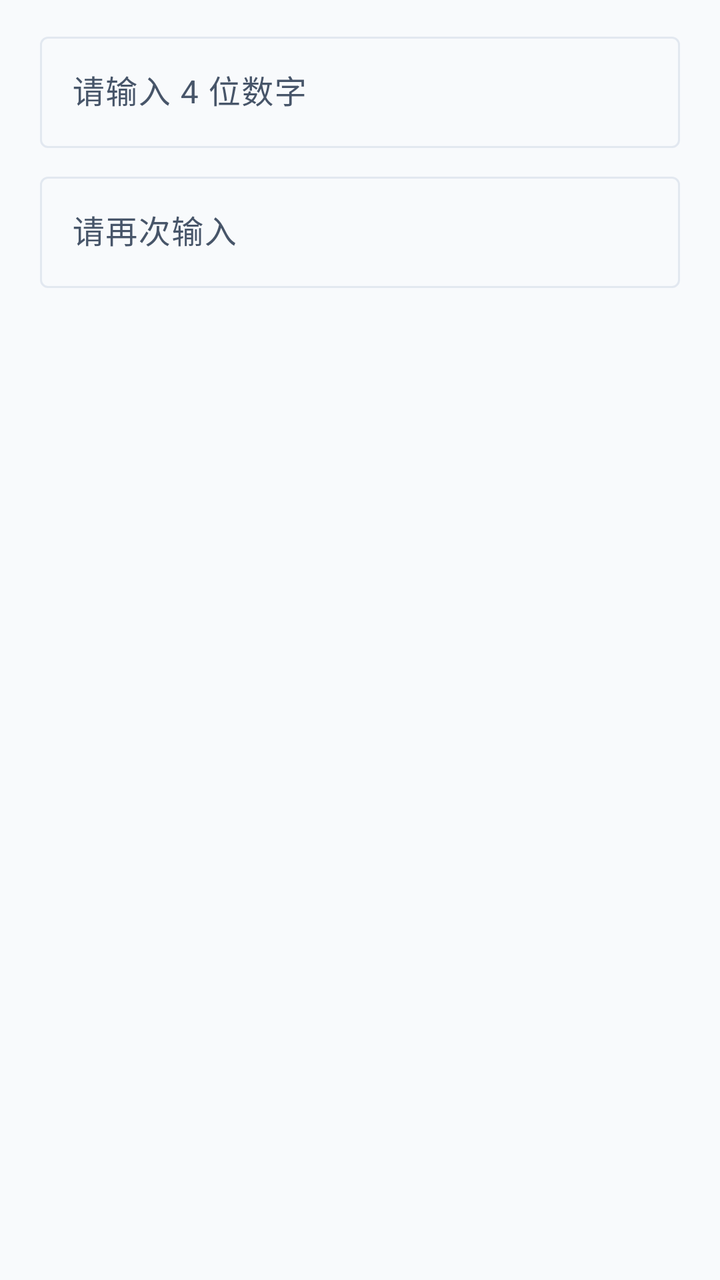
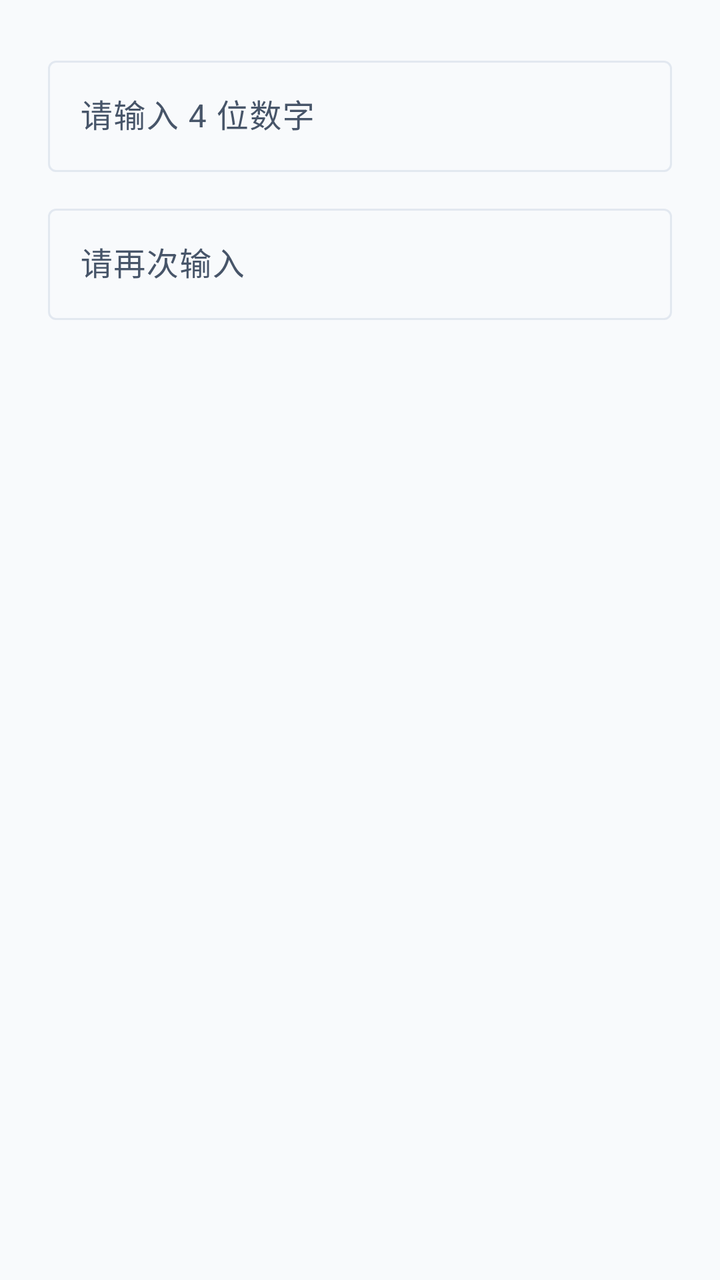

Two renders of the same Android screen: before a commit and after it. Below are the layout's source before the change and the commit's diff.
<!-- AndroidManifest.xml: application theme Theme.SecureDroid -->
<!-- res/layout/dialog_set_pin.xml -->
<?xml version="1.0" encoding="utf-8"?>
<LinearLayout xmlns:android="http://schemas.android.com/apk/res/android"
    android:layout_width="match_parent"
    android:layout_height="wrap_content"
    android:orientation="vertical"
    android:paddingHorizontal="20dp"
    android:paddingTop="12dp">

    <com.google.android.material.textfield.TextInputLayout
        android:layout_width="match_parent"
        android:layout_height="wrap_content"
        android:hint="@string/lock_pin_hint">

        <com.google.android.material.textfield.TextInputEditText
            android:id="@+id/etPin"
            android:layout_width="match_parent"
            android:layout_height="wrap_content"
            android:inputType="numberPassword"
            android:maxLength="4" />
    </com.google.android.material.textfield.TextInputLayout>

    <com.google.android.material.textfield.TextInputLayout
        android:layout_width="match_parent"
        android:layout_height="wrap_content"
        android:layout_marginTop="8dp"
        android:hint="@string/lock_pin_confirm_hint">

        <com.google.android.material.textfield.TextInputEditText
            android:id="@+id/etPinConfirm"
            android:layout_width="match_parent"
            android:layout_height="wrap_content"
            android:inputType="numberPassword"
            android:maxLength="4" />
    </com.google.android.material.textfield.TextInputLayout>
</LinearLayout>
<!-- resources referenced by this layout -->
<resources>
  <string name="lock_pin_confirm_hint">请再次输入</string>
  <string name="lock_pin_hint">请输入 4 位数字</string>
  <color name="c_primary">#0F172A</color>
  <color name="c_on_primary">#FFFFFF</color>
  <color name="c_accent">#0369A1</color>
  <color name="c_on_accent">#FFFFFF</color>
  <color name="c_background">#F8FAFC</color>
  <color name="c_card">#FFFFFF</color>
  <color name="c_foreground">#020617</color>
  <color name="c_muted">#E8ECF1</color>
  <color name="c_muted_foreground">#475569</color>
  <color name="c_border">#E2E8F0</color>
  <color name="c_destructive">#DC2626</color>
  <color name="c_on_destructive">#FFFFFF</color>
  <!-- drawable bg_fluid (drawable) -->
  <?xml version="1.0" encoding="utf-8"?>
  <shape xmlns:android="http://schemas.android.com/apk/res/android" android:shape="rectangle">
      <solid android:color="@color/c_background" />
  </shape>
  <style name="Widget.SecureDroid.Card" parent="Widget.Material3.CardView.Elevated">
          <item name="cardBackgroundColor">@color/c_card</item>
          <item name="cardCornerRadius">@dimen/sd_radius_card</item>
          <item name="cardElevation">0dp</item>
          <item name="strokeWidth">@dimen/sd_hairline_width</item>
          <item name="strokeColor">@color/c_border</item>
          <item name="rippleColor">@color/c_muted</item>
      </style>
  <style name="Widget.SecureDroid.Button" parent="Widget.Material3.Button">
          <item name="android:minHeight">@dimen/sd_btn_height</item>
          <item name="android:textSize">16sp</item>
          <item name="android:textStyle">bold</item>
          <item name="android:textAllCaps">false</item>
          <item name="android:letterSpacing">0</item>
          <item name="cornerRadius">@dimen/sd_radius_inner</item>
          <item name="backgroundTint">@color/c_primary</item>
          <item name="android:textColor">@color/c_on_primary</item>
          <item name="iconTint">@color/c_on_primary</item>
          <item name="iconPadding">@dimen/sd_space_2</item>
      </style>
  <style name="TextAppearance.SecureDroid.Title" parent="TextAppearance.Material3.HeadlineMedium">
          <item name="android:textSize">26sp</item>
          <item name="android:textStyle">bold</item>
          <item name="android:letterSpacing">-0.01</item>
      </style>
  <style name="TextAppearance.SecureDroid.Headline" parent="TextAppearance.Material3.TitleMedium">
          <item name="android:textSize">20sp</item>
          <item name="android:textStyle">bold</item>
      </style>
  <style name="TextAppearance.SecureDroid.Section" parent="TextAppearance.Material3.LabelSmall">
          <item name="android:textSize">12sp</item>
          <item name="android:textStyle">bold</item>
          <item name="android:letterSpacing">0.08</item>
          <item name="android:textAllCaps">true</item>
      </style>
  <style name="TextAppearance.SecureDroid.Body" parent="TextAppearance.Material3.BodyMedium">
          <item name="android:textSize">16sp</item>
          <item name="android:lineSpacingExtra">8dp</item>
      </style>
  <style name="TextAppearance.SecureDroid.Label" parent="TextAppearance.Material3.BodySmall">
          <item name="android:textSize">14sp</item>
          <item name="android:lineSpacingExtra">4dp</item>
      </style>
  <style name="ShapeAppearance.SecureDroid.Card" parent="">
          <item name="cornerFamily">rounded</item>
          <item name="cornerSize">@dimen/sd_radius_card</item>
      </style>
  <style name="ShapeAppearance.SecureDroid.Inner" parent="">
          <item name="cornerFamily">rounded</item>
          <item name="cornerSize">@dimen/sd_radius_inner</item>
      </style>
  <dimen name="sd_radius_card">12dp</dimen>
  <dimen name="sd_hairline_width">1dp</dimen>
  <dimen name="sd_btn_height">48dp</dimen>
  <dimen name="sd_radius_inner">8dp</dimen>
  <dimen name="sd_space_2">8dp</dimen>
  <!-- unchanged entries left out for length: 1 -->
</resources>

<!-- the commit's change to res/layout/dialog_set_pin.xml (unified diff, before → after) -->
@@ -1,35 +1,34 @@
 <?xml version="1.0" encoding="utf-8"?>
-<LinearLayout xmlns:android="http://schemas.android.com/apk/res/android"
-    android:layout_width="match_parent"
-    android:layout_height="wrap_content"
-    android:orientation="vertical"
-    android:paddingHorizontal="20dp"
-    android:paddingTop="12dp">
-
-    <com.google.android.material.textfield.TextInputLayout
+<LinearLayout
+        xmlns:android="http://schemas.android.com/apk/res/android"
+        xmlns:app="http://schemas.android.com/apk/res-auto"
         android:layout_width="match_parent"
         android:layout_height="wrap_content"
-        android:hint="@string/lock_pin_hint">
-
-        <com.google.android.material.textfield.TextInputEditText
-            android:id="@+id/etPin"
+        android:orientation="vertical"
+        android:paddingHorizontal="@dimen/sd_space_5"
+        android:paddingTop="@dimen/sd_space_3">
+    <com.google.android.material.textfield.TextInputLayout
             android:layout_width="match_parent"
             android:layout_height="wrap_content"
-            android:inputType="numberPassword"
-            android:maxLength="4" />
-    </com.google.android.material.textfield.TextInputLayout>
-
+            android:layout_marginTop="@dimen/sd_space_3"
+            android:hint="@string/lock_pin_hint">
+        <com.google.android.material.textfield.TextInputEditText
+                android:id="@+id/etPin"
+                android:layout_width="match_parent"
+                android:layout_height="wrap_content"
+                android:inputType="numberPassword"
+                android:minHeight="@dimen/sd_touch_min" />
+        </com.google.android.material.textfield.TextInputLayout>
     <com.google.android.material.textfield.TextInputLayout
-        android:layout_width="match_parent"
-        android:layout_height="wrap_content"
-        android:layout_marginTop="8dp"
-        android:hint="@string/lock_pin_confirm_hint">
-
-        <com.google.android.material.textfield.TextInputEditText
-            android:id="@+id/etPinConfirm"
             android:layout_width="match_parent"
             android:layout_height="wrap_content"
-            android:inputType="numberPassword"
-            android:maxLength="4" />
-    </com.google.android.material.textfield.TextInputLayout>
-</LinearLayout>
+            android:layout_marginTop="@dimen/sd_space_3"
+            android:hint="@string/lock_pin_confirm_hint">
+        <com.google.android.material.textfield.TextInputEditText
+                android:id="@+id/etPinConfirm"
+                android:layout_width="match_parent"
+                android:layout_height="wrap_content"
+                android:inputType="numberPassword"
+                android:minHeight="@dimen/sd_touch_min" />
+        </com.google.android.material.textfield.TextInputLayout>
+    </LinearLayout>
<!-- resource entries referenced after the edit -->
@@ -1,5 +1,8 @@
 <!-- resources referenced by this layout -->
 <resources>
+  <dimen name="sd_space_3">12dp</dimen>
+  <dimen name="sd_space_5">24dp</dimen>
+  <dimen name="sd_touch_min">48dp</dimen>
   <string name="lock_pin_confirm_hint">请再次输入</string>
   <string name="lock_pin_hint">请输入 4 位数字</string>
   <color name="c_primary">#0F172A</color>
